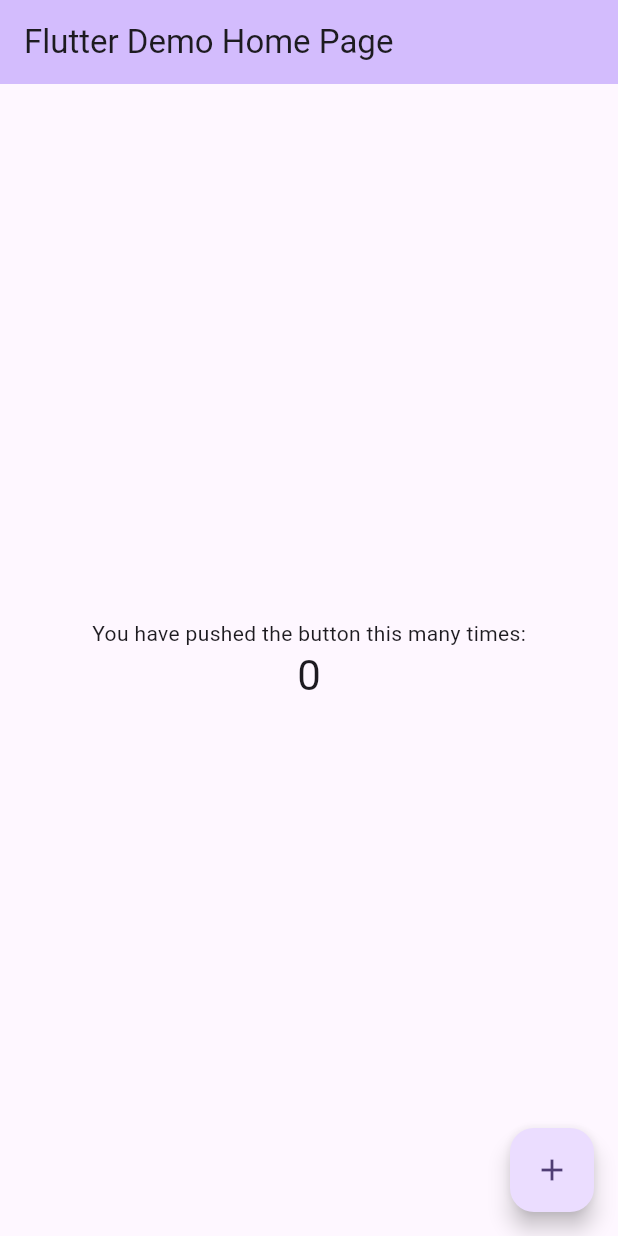
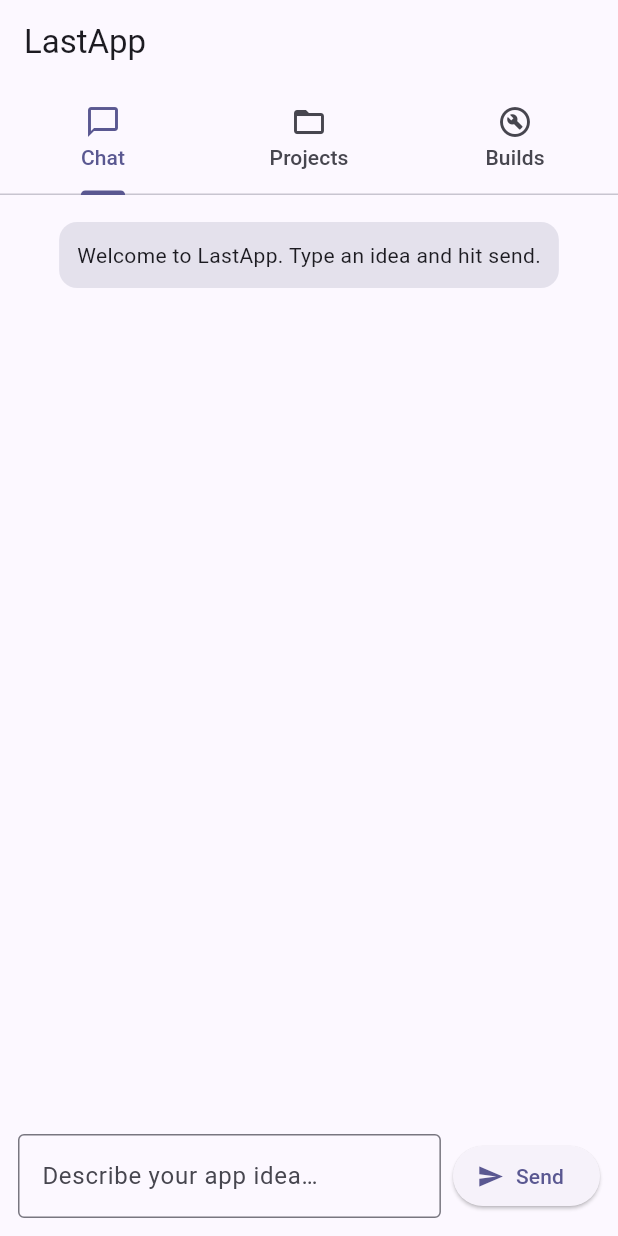
Before and after one commit to davyb8825/Lastapp-client, a Flutter app: the screen it shows after launch, on a phone screen of 412 x 824 dp. Run offline on Flutter 3.47's test engine with Material 3 defaults, Android fonts, the phone set to English and light mode, and no system bars.

Commit message:
Add 3-tab UI (Chat/Projects/Builds) and demo API

```diff
--- a/lib/main.dart
+++ b/lib/main.dart
@@ -1,122 +1,55 @@
 import 'package:flutter/material.dart';
+import 'pages/chat_page.dart';
+import 'pages/projects_page.dart';
+import 'pages/builds_page.dart';
 
 void main() {
-  runApp(const MyApp());
+  runApp(const LastApp());
 }
 
-class MyApp extends StatelessWidget {
-  const MyApp({super.key});
+class LastApp extends StatelessWidget {
+  const LastApp({super.key});
 
-  // This widget is the root of your application.
   @override
   Widget build(BuildContext context) {
     return MaterialApp(
-      title: 'Flutter Demo',
+      title: 'LastApp',
       theme: ThemeData(
-        // This is the theme of your application.
-        //
-        // TRY THIS: Try running your application with "flutter run". You'll see
-        // the application has a purple toolbar. Then, without quitting the app,
-        // try changing the seedColor in the colorScheme below to Colors.green
-        // and then invoke "hot reload" (save your changes or press the "hot
-        // reload" button in a Flutter-supported IDE, or press "r" if you used
-        // the command line to start the app).
-        //
-        // Notice that the counter didn't reset back to zero; the application
-        // state is not lost during the reload. To reset the state, use hot
-        // restart instead.
-        //
-        // This works for code too, not just values: Most code changes can be
-        // tested with just a hot reload.
-        colorScheme: ColorScheme.fromSeed(seedColor: Colors.deepPurple),
+        colorScheme: ColorScheme.fromSeed(seedColor: const Color(0xFF6C63FF)),
+        useMaterial3: true,
       ),
-      home: const MyHomePage(title: 'Flutter Demo Home Page'),
+      home: const HomeScreen(),
+      debugShowCheckedModeBanner: false,
     );
   }
 }
 
-class MyHomePage extends StatefulWidget {
-  const MyHomePage({super.key, required this.title});
-
-  // This widget is the home page of your application. It is stateful, meaning
-  // that it has a State object (defined below) that contains fields that affect
-  // how it looks.
-
-  // This class is the configuration for the state. It holds the values (in this
-  // case the title) provided by the parent (in this case the App widget) and
-  // used by the build method of the State. Fields in a Widget subclass are
-  // always marked "final".
-
-  final String title;
-
-  @override
-  State<MyHomePage> createState() => _MyHomePageState();
-}
-
-class _MyHomePageState extends State<MyHomePage> {
-  int _counter = 0;
-
-  void _incrementCounter() {
-    setState(() {
-      // This call to setState tells the Flutter framework that something has
-      // changed in this State, which causes it to rerun the build method below
-      // so that the display can reflect the updated values. If we changed
-      // _counter without calling setState(), then the build method would not be
-      // called again, and so nothing would appear to happen.
-      _counter++;
-    });
-  }
+class HomeScreen extends StatelessWidget {
+  const HomeScreen({super.key});
 
   @override
   Widget build(BuildContext context) {
-    // This method is rerun every time setState is called, for instance as done
-    // by the _incrementCounter method above.
-    //
-    // The Flutter framework has been optimized to make rerunning build methods
-    // fast, so that you can just rebuild anything that needs updating rather
-    // than having to individually change instances of widgets.
-    return Scaffold(
-      appBar: AppBar(
-        // TRY THIS: Try changing the color here to a specific color (to
-        // Colors.amber, perhaps?) and trigger a hot reload to see the AppBar
-        // change color while the other colors stay the same.
-        backgroundColor: Theme.of(context).colorScheme.inversePrimary,
-        // Here we take the value from the MyHomePage object that was created by
-        // the App.build method, and use it to set our appbar title.
-        title: Text(widget.title),
-      ),
-      body: Center(
-        // Center is a layout widget. It takes a single child and positions it
-        // in the middle of the parent.
-        child: Column(
-          // Column is also a layout widget. It takes a list of children and
-          // arranges them vertically. By default, it sizes itself to fit its
-          // children horizontally, and tries to be as tall as its parent.
-          //
-          // Column has various properties to control how it sizes itself and
-          // how it positions its children. Here we use mainAxisAlignment to
-          // center the children vertically; the main axis here is the vertical
-          // axis because Columns are vertical (the cross axis would be
-          // horizontal).
-          //
-          // TRY THIS: Invoke "debug painting" (choose the "Toggle Debug Paint"
-          // action in the IDE, or press "p" in the console), to see the
-          // wireframe for each widget.
-          mainAxisAlignment: MainAxisAlignment.center,
-          children: <Widget>[
-            const Text('You have pushed the button this many times:'),
-            Text(
-              '$_counter',
-              style: Theme.of(context).textTheme.headlineMedium,
-            ),
+    return DefaultTabController(
+      length: 3,
+      child: Scaffold(
+        appBar: AppBar(
+          title: const Text('LastApp'),
+          bottom: const TabBar(
+            tabs: [
+              Tab(text: 'Chat', icon: Icon(Icons.chat_bubble_outline)),
+              Tab(text: 'Projects', icon: Icon(Icons.folder_open)),
+              Tab(text: 'Builds', icon: Icon(Icons.build_circle_outlined)),
+            ],
+          ),
+        ),
+        body: const TabBarView(
+          children: [
+            ChatPage(),
+            ProjectsPage(),
+            BuildsPage(),
           ],
         ),
       ),
-      floatingActionButton: FloatingActionButton(
-        onPressed: _incrementCounter,
-        tooltip: 'Increment',
-        child: const Icon(Icons.add),
-      ), // This trailing comma makes auto-formatting nicer for build methods.
     );
   }
 }
--- /dev/null
+++ b/lib/pages/chat_page.dart
@@ -0,0 +1,110 @@
+import 'package:flutter/material.dart';
+import '../services/demo_api.dart';
+
+class ChatPage extends StatefulWidget {
+  const ChatPage({super.key});
+  @override
+  State<ChatPage> createState() => _ChatPageState();
+}
+
+class _ChatPageState extends State<ChatPage> {
+  final TextEditingController _controller = TextEditingController();
+  final List<_Msg> _messages = [
+    const _Msg(role: 'system', text: 'Welcome to LastApp. Type an idea and hit send.'),
+  ];
+  bool _busy = false;
+
+  Future<void> _send() async {
+    final text = _controller.text.trim();
+    if (text.isEmpty || _busy) return;
+    setState(() {
+      _messages.add(_Msg(role: 'user', text: text));
+      _controller.clear();
+      _busy = true;
+    });
+    try {
+      final reply = await DemoApi.chat(text);
+      setState(() => _messages.add(_Msg(role: 'assistant', text: reply)));
+    } finally {
+      if (mounted) setState(() => _busy = false);
+    }
+  }
+
+  @override
+  Widget build(BuildContext context) {
+    return Column(
+      children: [
+        Expanded(
+          child: ListView.builder(
+            padding: const EdgeInsets.all(12),
+            itemCount: _messages.length,
+            itemBuilder: (context, i) {
+              final m = _messages[i];
+              final isUser = m.role == 'user';
+              final isAssistant = m.role == 'assistant';
+              return Align(
+                alignment: isUser
+                    ? Alignment.centerRight
+                    : isAssistant
+                        ? Alignment.centerLeft
+                        : Alignment.center,
+                child: Container(
+                  margin: const EdgeInsets.symmetric(vertical: 6),
+                  padding: const EdgeInsets.all(12),
+                  constraints: const BoxConstraints(maxWidth: 500),
+                  decoration: BoxDecoration(
+                    color: isUser
+                        ? Theme.of(context).colorScheme.primaryContainer
+                        : isAssistant
+                            ? Theme.of(context).colorScheme.secondaryContainer
+                            : Theme.of(context).colorScheme.surfaceVariant,
+                    borderRadius: BorderRadius.circular(12),
+                  ),
+                  child: Text(m.text),
+                ),
+              );
+            },
+          ),
+        ),
+        SafeArea(
+          top: false,
+          child: Row(
+            children: [
+              Expanded(
+                child: Padding(
+                  padding: const EdgeInsets.fromLTRB(12, 0, 8, 12),
+                  child: TextField(
+                    controller: _controller,
+                    minLines: 1,
+                    maxLines: 4,
+                    decoration: const InputDecoration(
+                      hintText: 'Describe your app idea…',
+                      border: OutlineInputBorder(),
+                    ),
+                    onSubmitted: (_) => _send(),
+                  ),
+                ),
+              ),
+              Padding(
+                padding: const EdgeInsets.only(right: 12, bottom: 12),
+                child: ElevatedButton.icon(
+                  onPressed: _busy ? null : _send,
+                  icon: _busy
+                      ? const SizedBox(width: 16, height: 16, child: CircularProgressIndicator(strokeWidth: 2))
+                      : const Icon(Icons.send),
+                  label: const Text('Send'),
+                ),
+              ),
+            ],
+          ),
+        )
+      ],
+    );
+  }
+}
+
+class _Msg {
+  final String role;
+  final String text;
+  const _Msg({required this.role, required this.text});
+}
--- /dev/null
+++ b/lib/services/demo_api.dart
@@ -0,0 +1,6 @@
+class DemoApi {
+  static Future<String> chat(String input) async {
+    await Future.delayed(const Duration(milliseconds: 800));
+    return "Demo agent: got ‘$input’. In Step 2 I’ll route to Claude + ChatGPT and start scaffolding.";
+  }
+}
```
Also changed, not shown: lib/pages/builds_page.dart (added, +20 -0 lines), lib/pages/projects_page.dart (added, +53 -0 lines), pubspec.yaml (+6 -75 lines), pubspec.lock.
